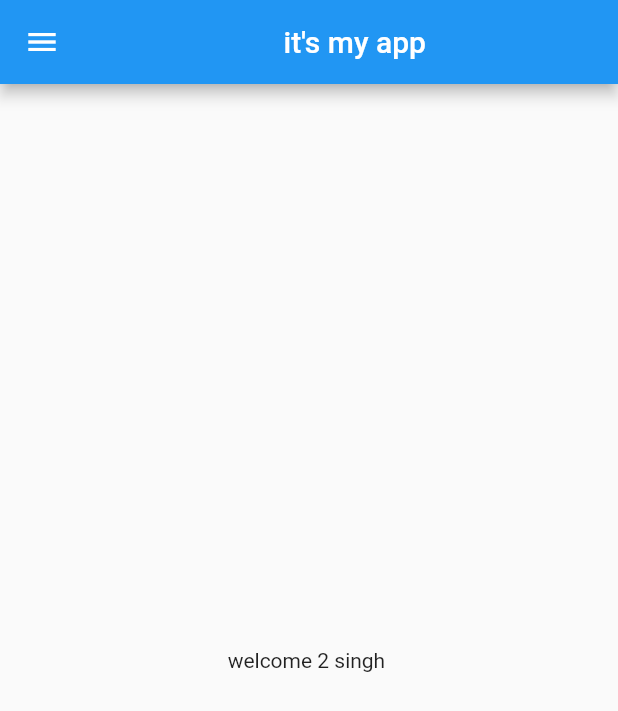
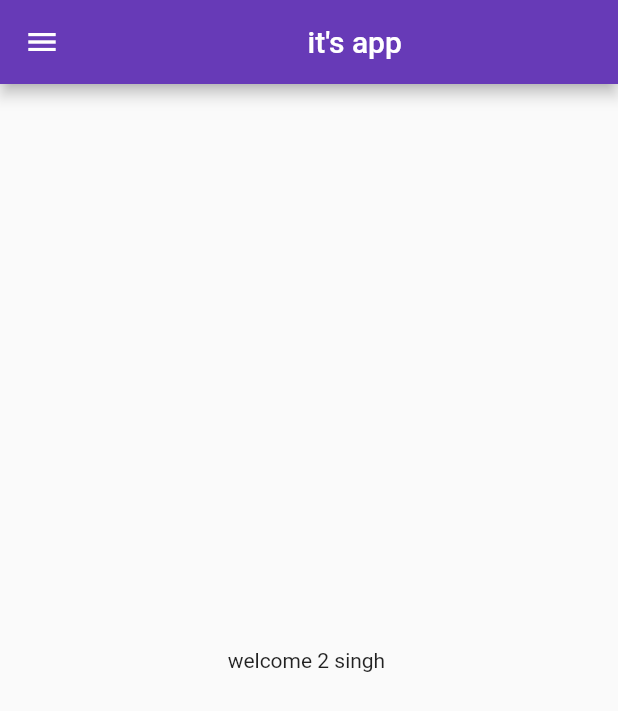
Before and after one commit to Amit-Singh-14/Learinng-Flutter, a Flutter app: the screen it shows after launch, on a phone screen of 412 x 824 dp. Shown: the top 711 px of the screen. Run offline on Flutter 3.47's test engine with Material 2 defaults, Android fonts, the phone set to English and light mode, and no system bars.

Commit message:
day3 completed

```diff
--- a/lib/home_page.dart
+++ /dev/null
@@ -1,26 +0,0 @@
-import 'package:flutter/material.dart';
-
-class homepage extends StatelessWidget {
-  const homepage({Key? key}) : super(key: key);
-    final int day = 2;
-    final String str = "singh";
-
-
-
-
-  @override
-  Widget build(BuildContext context) {
-    return Scaffold( //
-      appBar: AppBar(
-        title: Center(child: Text(" it's my app")),
-      ), // top part ke liye h AppBar() ye widgit h
-      body: Center(
-        child: Container(
-          child: Text("welcome $day $str " ), // to add vaiable we use $varname or + krke bhi likh sakte
-        ),
-      ),
-       drawer: Drawer(), // isse side mai home seeting wala option aata h
-
-    );
-  }
-}
--- a/lib/main.dart
+++ b/lib/main.dart
@@ -1,15 +1,17 @@
 import 'package:flutter/material.dart';
-import 'package:flutter_application_1/home_page.dart'; // import matrial.dart its a library
+import 'package:flutter_application_1/pages/home_page.dart';
+import 'package:flutter_application_1/pages/login_page.dart'; // import matrial.dart its a library
 
 void main() {
-  runApp(myApp()); // app run krne ke liye myapp name h
+  runApp(MyApp()); // app run krne ke liye myapp name h
 }
 
-class myApp extends StatelessWidget {
-  const myApp({Key? key}) : super(key: key);
+class MyApp extends StatelessWidget {
+  const MyApp({Key? key}) : super(key: key);
 
   @override
   Widget build(BuildContext context) {
+    // buildcontext se pata chalta h kossi cheze kah par h treee m]
     // its really inp sara UI ka kaam yaha hota h
 
     int day = 2;
@@ -23,8 +25,49 @@ class myApp extends StatelessWidget {
 
     const pi = 3.14; // constant define krne ke liye
 
+    bringveg(); // ye error nhi dega becuse deafult 200 le ra
+    bringveg2(
+        thela:
+            false); // required dalne se dalna pathta h vo even agar {} isme h
     return MaterialApp(
-      home: homepage(),
+      // home: homepage(),
+      // theme dalne ke liye according to the system
+      themeMode: ThemeMode.light,
+
+      // light mai properties deni h toh we use theme
+      // themedata den aparedga
+      // primaryswatch ek color pallet mai design kr dta h
+      //colors class h
+      theme: ThemeData(primarySwatch: Colors.deepPurple),
+      darkTheme: ThemeData(
+          brightness:
+              Brightness.dark), // we have to give theme data tabhi work karega
+
+//
+//
+      //    routes is like direction konsa page h kiadr open hoaga
+
+//
+//      ny deafult route dena h
+      initialRoute: "/home",
+//     deaflut "/" ye hota h
+//
+
+      routes: {
+        "/": (context) =>
+            LoginPage(), // "/" mtalb hi deafult homepage hota h toh upper dene ki zarurat nhi h
+        // dono jagah dene se error deta
+
+        "/home": (context) =>
+            HomePage(), // ye object h dart apne app new laga deta h
+        "/login": (context) => LoginPage()
+      },
     );
   }
+
+  // function bara rhe h
+  //note:- parameter dete time { } ye use kerke we can giv option ki do ya nh do
+  bringveg({int rupee = 200}) {}
+
+  bringveg2({required bool thela, int rupee = 200}) {}
 }
--- /dev/null
+++ b/lib/pages/home_page.dart
@@ -0,0 +1,24 @@
+import 'package:flutter/material.dart';
+
+class HomePage extends StatelessWidget {
+  const HomePage({Key? key}) : super(key: key);
+  final int day = 2;
+  final String str = "singh";
+
+  @override
+  Widget build(BuildContext context) {
+    return Scaffold(
+      //
+      appBar: AppBar(
+        title: Center(child: Text(" it's app")),
+      ), // top part ke liye h AppBar() ye widgit h
+      body: Center(
+        child: Container(
+          child: Text(
+              "welcome $day $str "), // to add vaiable we use $varname or + krke bhi likh sakte
+        ),
+      ),
+      drawer: Drawer(), // isse side mai home seeting wala option aata h
+    );
+  }
+}
--- /dev/null
+++ b/lib/pages/login_page.dart
@@ -0,0 +1,21 @@
+import 'package:flutter/material.dart';
+
+class LoginPage extends StatelessWidget {
+  const LoginPage({Key? key}) : super(key: key);
+
+  @override
+  Widget build(BuildContext context) {
+    return Material(
+      child: Center(
+        child: Text(
+          "login page",
+          style: TextStyle(
+            fontSize: 40,
+            color: Colors.blue,
+            fontWeight: FontWeight.bold,
+          ),
+        ),
+      ),
+    );
+  }
+}
```
Also changed, not shown: 1 other file.
